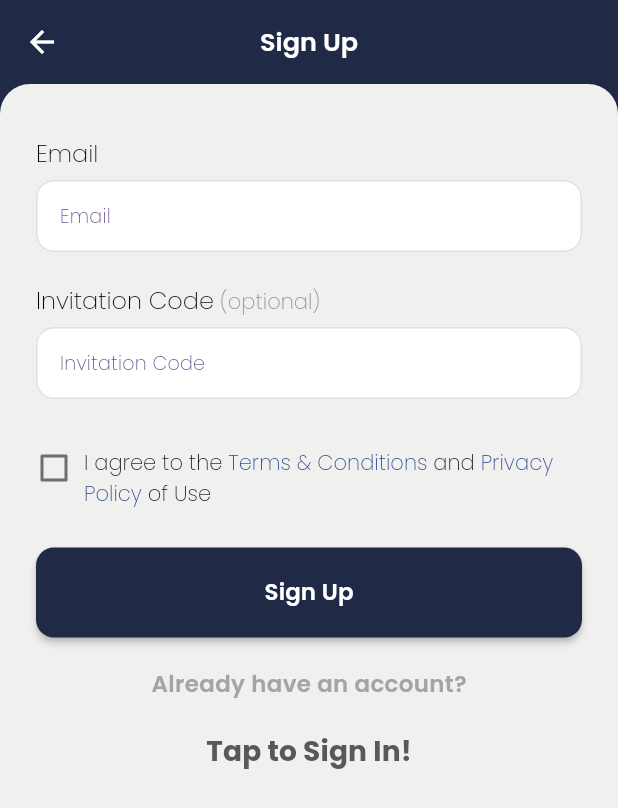
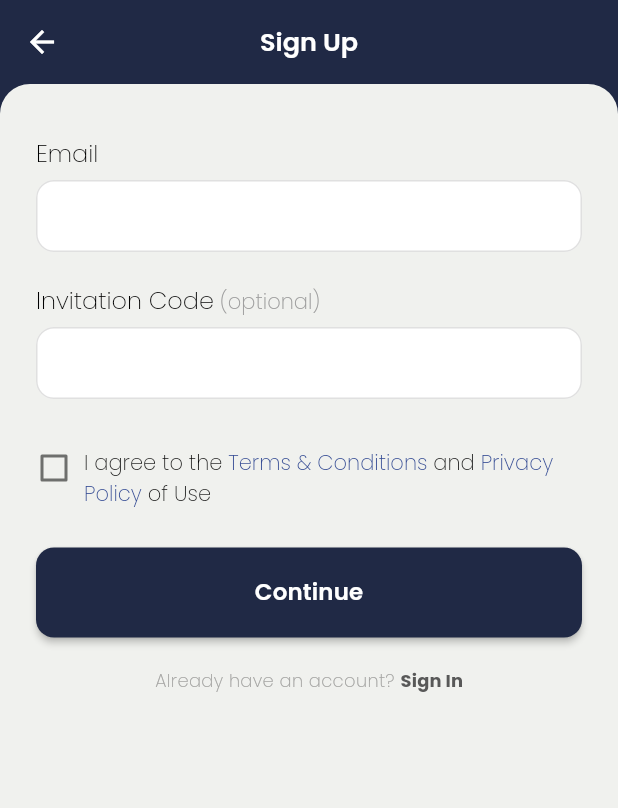
Before and after one commit to SpideyOnHigh/cennec, a Flutter app: the ScreenSignUp screen opened by its route, on a phone screen of 412 x 824 dp. Shown: the top 808 px of the screen. Run offline on Flutter 3.47's test engine with Material 3 defaults, Android fonts, the phone set to English and light mode, and no system bars; our stand-ins replace bloc, cached_network_image, card_swiper, chat_bubbles, connectivity_plus, device_info_plus and 21 more; missing offline and left inert: flutter_flavor; accounts and stored records are empty.

```diff
--- a/lang/en.json
+++ b/lang/en.json
@@ -146,5 +146,7 @@
   "text_verify": "Verify",
   "text_account_set_up": "Account Set Up",
   "text_display_name": "Display Name",
-  "text_validate_displayname": "Display name cannot be empty."
+  "text_validate_displayname": "Display name cannot be empty.",
+  "text_select_interests_intro": "Select Interests,",
+  "text_artists_and_communities": "Artists, and Communities."
 }
--- a/lib/main.dart
+++ b/lib/main.dart
@@ -18,7 +18,7 @@ void main() async {
     variables: {
       "env": "staging",
       // "base": "https://cennec.staging9.com/",
-      "base": "https://8716-2405-201-2011-b920-31-af0c-572f-88a9.ngrok-free.app/",
+      "base": "https://d7a8-2405-201-2011-b920-fd27-1984-db53-3bc8.ngrok-free.app/",
     },
   );
   runApp(const MyApp());
--- a/lib/modules/auth/view/screen_sign_up.dart
+++ b/lib/modules/auth/view/screen_sign_up.dart
@@ -97,7 +97,7 @@ class _ScreenSignUpState extends State<ScreenSignUp> {
   Widget emailField(BuildContext context) {
     return CommonTextFormField(
       label: getTranslate(APPStrings.textEmail),
-      hintText: getTranslate(APPStrings.textEmail),
+      // hintText: getTranslate(APPStrings.textEmail),
       controller: emailController,
       keyboardType: TextInputType.emailAddress,
       inputFormatters: [FilteringTextInputFormatter.deny(RegExp(r'^\s'))],
@@ -112,7 +112,7 @@ class _ScreenSignUpState extends State<ScreenSignUp> {
   Widget invitationTextField(BuildContext context) {
     return CommonTextFormField(
       label: getTranslate(APPStrings.textInvitationCodePlaceholder),
-      hintText: getTranslate(APPStrings.textInvitationCodePlaceholder),
+      // hintText: getTranslate(APPStrings.textInvitationCodePlaceholder),
       controller: codeController,
       isOptional: true,
       inputFormatters: [FilteringTextInputFormatter.deny(RegExp(r'^\s'))],
@@ -241,7 +241,7 @@ class _ScreenSignUpState extends State<ScreenSignUp> {
 
   Widget signUpButton(BuildContext context) {
     return CommonButton(
-      text: getTranslate(APPStrings.textSignUp),
+      text: getTranslate(APPStrings.textButtonContinue),
       isLoading: isLoading.value,
       backgroundColor: Theme.of(context).colorScheme.primary,
       onTap: () {
@@ -254,36 +254,65 @@ class _ScreenSignUpState extends State<ScreenSignUp> {
 
   Widget alreadyAccountText(BuildContext context) {
     return Center(
-      child: Text(
-        getTranslate(APPStrings.textHaveAccount),
+      child: Wrap(
+        alignment: WrapAlignment.center,
+        children: [
+          Text(
+            getTranslate(APPStrings.textHaveAccount), // "Already have an account?"
             style: getTextStyleFromFont(
               AppFont.poppins,
-          Dimens.margin18,
+              Dimens.margin14,
               Theme.of(context).colorScheme.secondary,
-          FontWeight.w600,
+              FontWeight.w500,
             ),
           ),
-    );
-  }
-
-  Widget tapToSignIn(BuildContext context) {
-    return Center(
-      child: TextButton(
+          const SizedBox(width: 4),
+          TextButton(
             onPressed: () {
-          Navigator.pop(context);
+              _onLoginTap(context);
             },
+            style: TextButton.styleFrom(
+              padding: EdgeInsets.zero,
+              minimumSize: const Size(0, 0),
+              tapTargetSize: MaterialTapTargetSize.shrinkWrap,
+            ),
             child: Text(
-          getTranslate(APPStrings.textTapToSignIn),
+              getTranslate(APPStrings.textSignIn), // "Log In"
               style: getTextStyleFromFont(
                 AppFont.poppins,
-            Dimens.margin22,
+                Dimens.margin14,
                 Theme.of(context).colorScheme.onSecondary,
                 FontWeight.w700,
               ),
             ),
           ),
+        ],
+      ),
     );
   }
+
+  void _onLoginTap(BuildContext context) {
+    Navigator.pop(context); // or Navigator.pushNamed(context, AppRoutes.login);
+  }
+
+  // Widget tapToSignIn(BuildContext context) {
+  //   return Center(
+  //     child: TextButton(
+  //       onPressed: () {
+  //         Navigator.pop(context);
+  //       },
+  //       child: Text(
+  //         getTranslate(APPStrings.textTapToSignIn),
+  //         style: getTextStyleFromFont(
+  //           AppFont.poppins,
+  //           Dimens.margin22,
+  //           Theme.of(context).colorScheme.onSecondary,
+  //           FontWeight.w700,
+  //         ),
+  //       ),
+  //     ),
+  //   );
+  // }
 
   Widget getBody(BuildContext context) {
     return Padding(
@@ -327,8 +356,6 @@ class _ScreenSignUpState extends State<ScreenSignUp> {
 
           const SizedBox(height: 20),
           alreadyAccountText(context),
-          const SizedBox(height: 10),
-          tapToSignIn(context),
         ],
       ),
     );
--- a/lib/modules/core/utils/app_colors.dart
+++ b/lib/modules/core/utils/app_colors.dart
@@ -29,4 +29,7 @@ class AppColors {
   static const colorRoundedBgContainer = Color(0xFFF0F1EE);
   // 354C94
   static const colorHyperLink = Color(0xFF354C94);
+  //E0E5D9
+  static const colorSelectedInterestChip = Color(0xFFE0E5D9);
+  static const colorBlackTransparent = Color(0x1A000000);
 }
--- a/lib/modules/core/utils/app_string.dart
+++ b/lib/modules/core/utils/app_string.dart
@@ -145,4 +145,10 @@ class APPStrings {
   static const String textResendIn = 'text_resend_in';
   static const String textVerify = 'text_verify';
 
+  static const String textSelectInterestsIntro = 'text_select_interests_intro';
+
+  static const String textArtistsAndCommunities = 'text_artists_and_communities';
+
+
+
 }
```
Also changed, not shown: lib/modules/interests/view/screen_signup_interests.dart (+112 -35 lines). Lines whose indentation alone changed are shown as unchanged.
